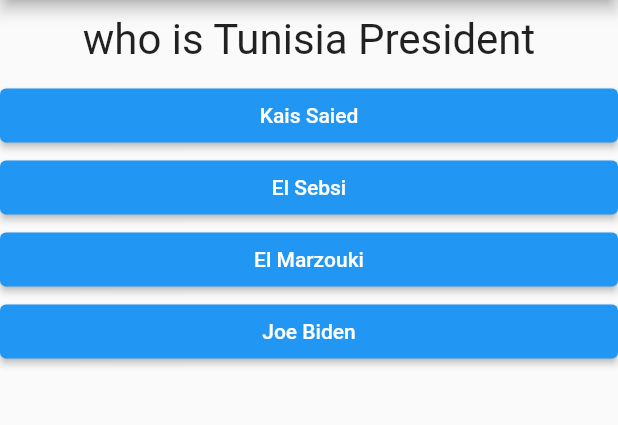
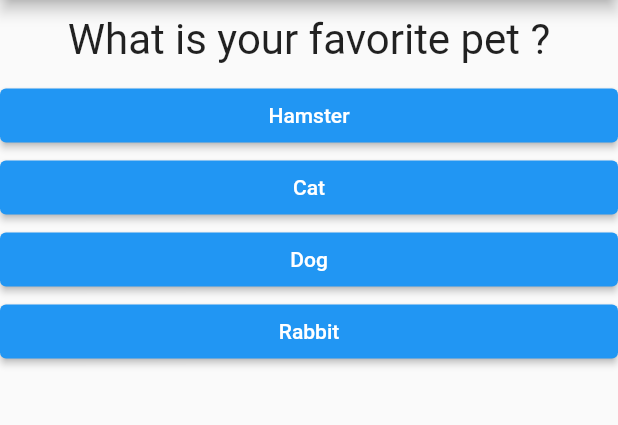
Before and after one commit to waelsta/quiz-app, a Flutter app: the screen it shows after launch, on a phone screen of 412 x 824 dp, the part 84-509 px from its top. Run offline on Flutter 3.47's test engine with Material 2 defaults, Android fonts, the phone set to English and light mode, and no system bars.

```diff
--- a/lib/question.dart
+++ b/lib/question.dart
@@ -1,6 +1,4 @@
 import 'package:flutter/material.dart';
-
-import './answer.dart';
 
 class Question extends StatelessWidget {
   final String questionText;
--- a/lib/questionList.dart
+++ b/lib/questionList.dart
@@ -1,9 +1,8 @@
-import 'dart:html';
-
 import 'package:flutter/widgets.dart';
 
 import './question.dart';
 import './answer.dart';
+import './result.dart';
 
 class QuestionList extends StatefulWidget {
   const QuestionList();
@@ -14,48 +13,57 @@ class QuestionList extends StatefulWidget {
 
 class _QuestionListState extends State<QuestionList> {
   int _questionIdx = 0;
-  var questions = [
+  int _score = 0;
+  final _questions = const [
     {
-      'questionText': 'who is Tunisia President',
-      'answers': ['Kais Saied', 'El Sebsi', 'El Marzouki', 'Joe Biden'],
-      'correctAnswer': 'Kais Saied'
+      'questionText': 'What is your favorite pet ?',
+      'answers': [
+        {'text': 'Hamster', 'score': 5},
+        {'text': 'Cat', 'score': 4},
+        {'text': 'Dog', 'score': 7},
+        {'text': 'Rabbit', 'score': 3},
+      ],
     },
     {
-      'questionText': 'who is Wael Sta',
-      'answers': ['software developer', 'some random dude', 'dslkj', 'sldkjf'],
-      'correctAnswer': 'software developer'
+      'questionText': 'What is your favorite Anime ?',
+      'answers': [
+        {'text': 'HxH', 'score': 10},
+        {'text': 'One Piece', 'score': 5},
+        {'text': 'Naruto', 'score': 9},
+      ],
     },
     {
-      'questionText': 'what is javascript',
+      'questionText': 'What is your favorite Movie ?',
       'answers': [
-        'a front end language',
-        'a scripting language',
-        'i dont know'
+        {'text': 'The Godfather', 'score': 6},
+        {'text': 'American Psycho', 'score': 8},
+        {'text': '***** **** 1999', 'score': 11},
       ],
-      'correctAnswer': 'a scripting language'
     },
   ];
-  void _onAnswerSelected() {
-    if (_questionIdx < questions.length - 1) {
-      //if(questions[_questionIdx]['correctAnswer'])
+
+  void _onAnswerSelected(int score) {
     setState(() {
       _questionIdx++;
     });
-    } else {
-      setState(() {
-        _questionIdx = 0;
-      });
-    }
+    _score += score;
   }
 
   @override
   Widget build(BuildContext context) {
-    return Column(
+    return _questionIdx < _questions.length
+        ? Column(
             children: [
-        Question(questions[_questionIdx]['questionText']),
-        ...(questions[_questionIdx]['answers'] as List<String>)
-            .map((ans) => Answer(ans, _onAnswerSelected))
+              Question(_questions[_questionIdx]['questionText']),
+              ...(_questions[_questionIdx]['answers']
+                      as List<Map<String, Object>>)
+                  .map((ans) => Answer(
+                      ans['text'], () => _onAnswerSelected(ans['score'])))
+                  .toList()
             ],
+          )
+        : Result(
+            score: _score,
           );
   }
 }
```
Also changed, not shown: lib/result.dart (added, +21 -0 lines). Lines whose indentation alone changed are shown as unchanged.
